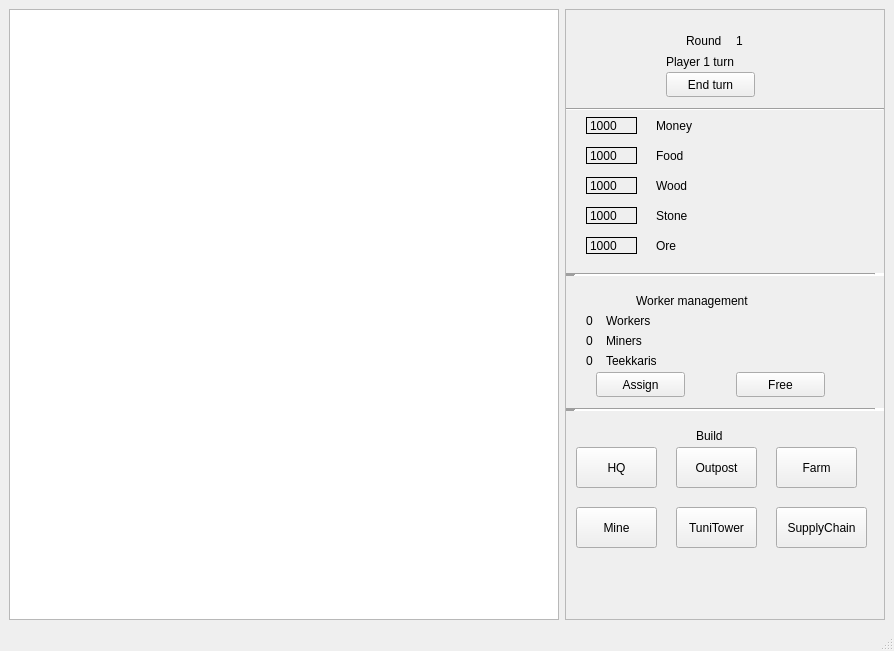
villeh987/Pirkanmaa-Conquest-Game, file Game/mapwindow.ui: the form before one commit.
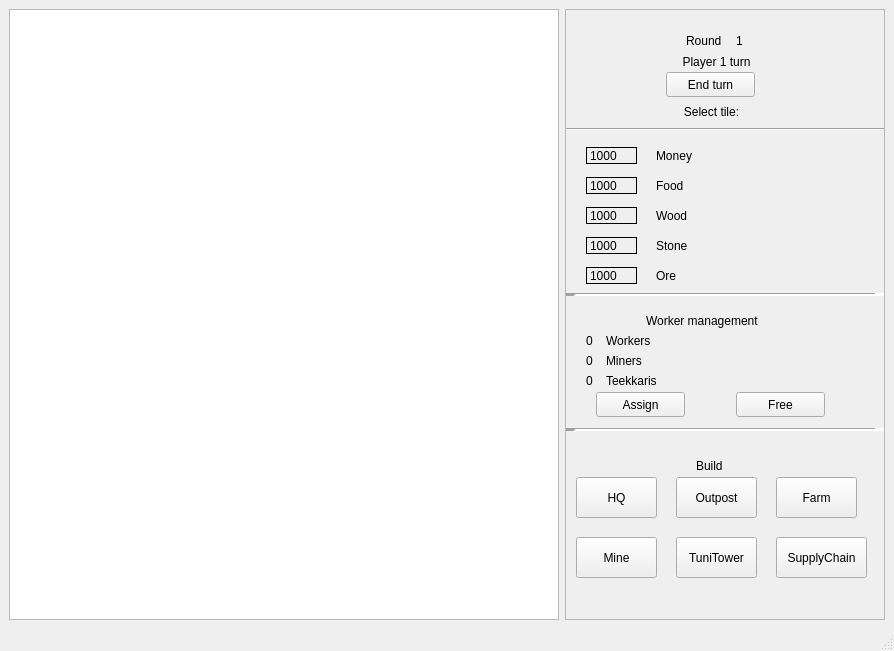
The form after the commit.

Commit message: Added: Game info text, which updates according to game situation. Also added max actions limit configured in constants.hh, which determines how many actions (build, assign, remove) a player can do per turn

Patch:
```diff
--- a/Game/mapwindow.ui
+++ b/Game/mapwindow.ui
@@ -105,7 +105,7 @@
           <property name="minimumSize">
            <size>
             <width>0</width>
-            <height>70</height>
+            <height>90</height>
            </size>
           </property>
           <widget class="QLabel" name="label_6">
@@ -124,7 +124,7 @@
           <widget class="QLabel" name="turnNameLabel">
            <property name="geometry">
             <rect>
-             <x>100</x>
+             <x>70</x>
              <y>20</y>
              <width>161</width>
              <height>20</height>
@@ -133,6 +133,9 @@
            <property name="text">
             <string>Player 1 turn</string>
            </property>
+           <property name="alignment">
+            <set>Qt::AlignCenter</set>
+           </property>
           </widget>
           <widget class="QPushButton" name="endTurnButton">
            <property name="geometry">
@@ -160,6 +163,22 @@
             <string>1</string>
            </property>
           </widget>
+          <widget class="QLabel" name="gameInfoLabel">
+           <property name="geometry">
+            <rect>
+             <x>0</x>
+             <y>70</y>
+             <width>291</width>
+             <height>20</height>
+            </rect>
+           </property>
+           <property name="text">
+            <string>Select tile:</string>
+           </property>
+           <property name="alignment">
+            <set>Qt::AlignCenter</set>
+           </property>
+          </widget>
          </widget>
         </item>
         <item>
@@ -193,7 +212,7 @@
            <property name="geometry">
             <rect>
              <x>90</x>
-             <y>30</y>
+             <y>40</y>
              <width>67</width>
              <height>17</height>
             </rect>
@@ -206,7 +225,7 @@
            <property name="geometry">
             <rect>
              <x>90</x>
-             <y>0</y>
+             <y>10</y>
              <width>67</width>
              <height>17</height>
             </rect>
@@ -219,7 +238,7 @@
            <property name="geometry">
             <rect>
              <x>90</x>
-             <y>60</y>
+             <y>70</y>
              <width>51</width>
              <height>17</height>
             </rect>
@@ -232,7 +251,7 @@
            <property name="geometry">
             <rect>
              <x>20</x>
-             <y>0</y>
+             <y>10</y>
              <width>51</width>
              <height>17</height>
             </rect>
@@ -248,7 +267,7 @@
            <property name="geometry">
             <rect>
              <x>20</x>
-             <y>30</y>
+             <y>40</y>
              <width>51</width>
              <height>17</height>
             </rect>
@@ -264,7 +283,7 @@
            <property name="geometry">
             <rect>
              <x>20</x>
-             <y>60</y>
+             <y>70</y>
              <width>51</width>
              <height>17</height>
             </rect>
@@ -280,7 +299,7 @@
            <property name="geometry">
             <rect>
              <x>20</x>
-             <y>90</y>
+             <y>100</y>
              <width>51</width>
              <height>17</height>
             </rect>
@@ -296,7 +315,7 @@
            <property name="geometry">
             <rect>
              <x>90</x>
-             <y>90</y>
+             <y>100</y>
              <width>51</width>
              <height>17</height>
             </rect>
@@ -309,7 +328,7 @@
            <property name="geometry">
             <rect>
              <x>20</x>
-             <y>120</y>
+             <y>130</y>
              <width>51</width>
              <height>17</height>
             </rect>
@@ -325,7 +344,7 @@
            <property name="geometry">
             <rect>
              <x>90</x>
-             <y>120</y>
+             <y>130</y>
              <width>51</width>
              <height>17</height>
             </rect>
@@ -363,7 +382,7 @@
           <widget class="QLabel" name="label_4">
            <property name="geometry">
             <rect>
-             <x>70</x>
+             <x>80</x>
              <y>10</y>
              <width>161</width>
              <height>17</height>
@@ -495,7 +514,7 @@
            <property name="geometry">
             <rect>
              <x>130</x>
-             <y>10</y>
+             <y>20</y>
              <width>41</width>
              <height>17</height>
             </rect>
@@ -508,7 +527,7 @@
            <property name="geometry">
             <rect>
              <x>10</x>
-             <y>30</y>
+             <y>40</y>
              <width>81</width>
              <height>41</height>
             </rect>
@@ -521,7 +540,7 @@
            <property name="geometry">
             <rect>
              <x>10</x>
-             <y>90</y>
+             <y>100</y>
              <width>81</width>
              <height>41</height>
             </rect>
@@ -534,7 +553,7 @@
            <property name="geometry">
             <rect>
              <x>110</x>
-             <y>30</y>
+             <y>40</y>
              <width>81</width>
              <height>41</height>
             </rect>
@@ -547,7 +566,7 @@
            <property name="geometry">
             <rect>
              <x>110</x>
-             <y>90</y>
+             <y>100</y>
              <width>81</width>
              <height>41</height>
             </rect>
@@ -560,7 +579,7 @@
            <property name="geometry">
             <rect>
              <x>210</x>
-             <y>30</y>
+             <y>40</y>
              <width>81</width>
              <height>41</height>
             </rect>
@@ -573,7 +592,7 @@
            <property name="geometry">
             <rect>
              <x>210</x>
-             <y>90</y>
+             <y>100</y>
              <width>91</width>
              <height>41</height>
             </rect>
```
The commit also changes 4 other files.
